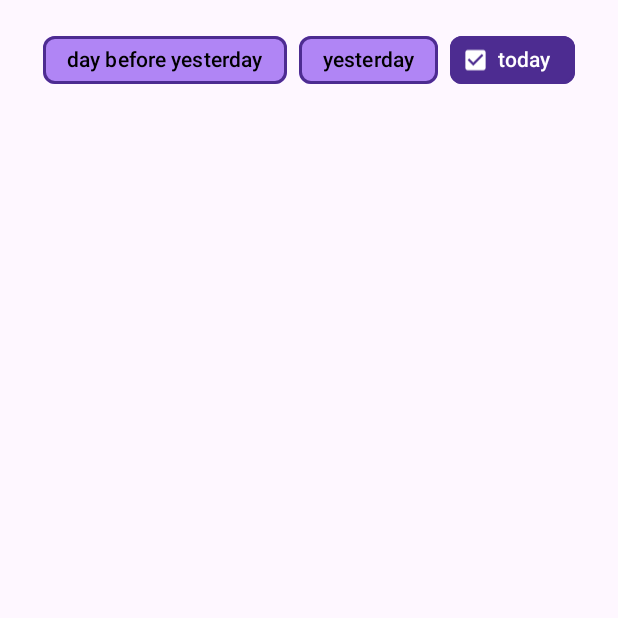
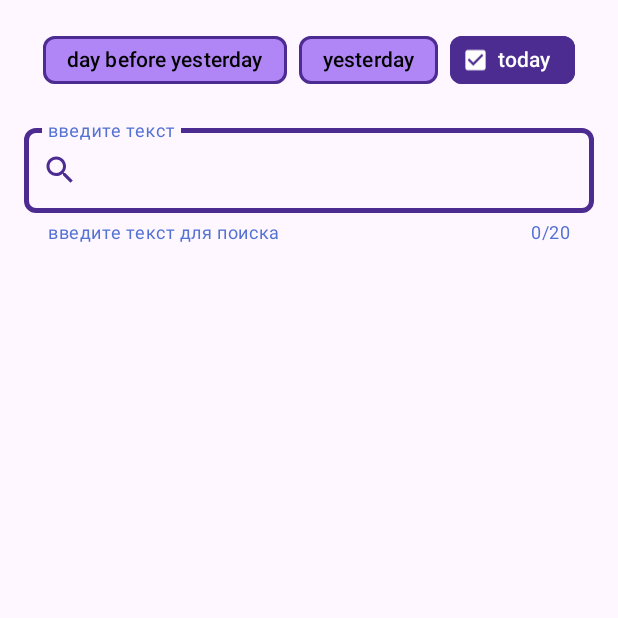
Before and after one commit to anton-tchaikovsky/NasaApp, an Android app: the screen it shows after launch (ActivityNasaApp), on a phone screen of 412 x 824 dp, the top half of it. Run offline under Robolectric (Android 15) with nearby library versions, the phone set to English and light mode, and no system bars; libraries missing offline, so code that uses them is left out: coil.api.load; pictures from the network do not load.

Commit message:
Добавил и настроил TextField для поиска.

```diff
--- a/app/src/main/java/com/example/nasaapp/utils/Const.kt
+++ b/app/src/main/java/com/example/nasaapp/utils/Const.kt
@@ -17,3 +17,4 @@ const val DAY = "Day"
 const val TODAY = "Today"
 const val YESTERDAY = "Yesterday"
 const val DAY_BEFORE_YESTERDAY = "DayBeforeYesterday"
+const val URI_YANDEX_SEARCH = "https://yandex.ru/search/?text="
--- a/app/src/main/java/com/example/nasaapp/view/ChoosingTheDayFragment.kt
+++ b/app/src/main/java/com/example/nasaapp/view/ChoosingTheDayFragment.kt
@@ -1,11 +1,16 @@
 package com.example.nasaapp.view
 
 import android.content.Context.MODE_PRIVATE
+import android.content.Intent
+import android.net.Uri
 import android.os.Bundle
+import android.text.Editable
+import android.text.TextWatcher
 import android.view.LayoutInflater
 import android.view.View
 import android.view.ViewGroup
 import androidx.fragment.app.Fragment
+import com.example.nasaapp.R
 import com.example.nasaapp.databinding.ChoosingTheDayLayoutBinding
 import com.example.nasaapp.utils.*
 
@@ -30,21 +35,65 @@ class ChoosingTheDayFragment:Fragment() {
     override fun onViewCreated(view: View, savedInstanceState: Bundle?) {
         super.onViewCreated(view, savedInstanceState)
         setOnClickListenerForChips()
+        settingSearchTextField()
         readChoosingDay().let {
             createAstronomyPicturesOfTheDayFragment(it)
             checkedChoosingDay(it)
         }
     }
 
+    // настройка поиска search_text_field
+    private fun settingSearchTextField() {
+        binding.searchTextField.apply {
+            // слушатель нажатия на иконку поиска
+            setStartIconOnClickListener {
+                binding.searchEditText.text.toString().let {
+                   if (it.length <= counterMaxLength)//проверка допустимой длинны введенного текста
+                        // запрос на открытие браузера на устройстве
+                       startActivity(
+                            Intent(
+                                Intent.ACTION_VIEW,
+                                Uri.parse("$URI_YANDEX_SEARCH${it}")
+                            )
+                        )
+                }
+            }
+            // слушатель ввода текста
+            binding.searchEditText.addTextChangedListener(object : TextWatcher {
+                override fun beforeTextChanged(
+                    s: CharSequence?,
+                    start: Int,
+                    count: Int,
+                    after: Int
+                ) {
+                }
+
+                // кастомная настройка ошибки при вводе недопустимо длинного текста
+                override fun onTextChanged(s: CharSequence?, start: Int, before: Int, count: Int) {
+                    error = if (count > counterMaxLength)
+                        getString(R.string.error_counter_input_text)
+                    else null
+                }
+
+                override fun afterTextChanged(s: Editable?) {
+                }
+            })
+        }
+    }
+
     // отображение фрагмента AstronomyPicturesOfTheDay
-    private fun createAstronomyPicturesOfTheDayFragment(day:Day){
+    private fun createAstronomyPicturesOfTheDayFragment(day: Day) {
         requireActivity().supportFragmentManager.beginTransaction()
-            .replace(binding.containerForAstronomyPictureOfTheDay.id, AstronomyPicturesOfTheDayFragment.newInstance(day), TAG_ASTRONOMY_PICTURES_OF_THE_DAY_FRAGMENT)
+            .replace(
+                binding.containerForAstronomyPictureOfTheDay.id,
+                AstronomyPicturesOfTheDayFragment.newInstance(day),
+                TAG_ASTRONOMY_PICTURES_OF_THE_DAY_FRAGMENT
+            )
             .commitAllowingStateLoss()
     }
 
     // сохранение выбранного дня в настройках
-    private fun saveChoosingDay(day: Day){
+    private fun saveChoosingDay(day: Day) {
         activity?.apply {
             getPreferences(MODE_PRIVATE).edit().putString(KEY_DAY,day.day).apply()
         }
--- /dev/null
+++ b/app/src/main/res/drawable/edit_text_cursor.xml
@@ -0,0 +1,7 @@
+<?xml version="1.0" encoding="utf-8"?>
+<shape xmlns:android="http://schemas.android.com/apk/res/android"
+    android:shape="rectangle">
+    <size android:height="2dp"
+        android:width="2dp"/>
+    <solid android:color="@color/blue"/>
+</shape>
--- /dev/null
+++ b/app/src/main/res/drawable/ic_baseline_clear_24.xml
@@ -0,0 +1,5 @@
+<vector android:height="24dp" android:tint="#000000"
+    android:viewportHeight="24" android:viewportWidth="24"
+    android:width="24dp" xmlns:android="http://schemas.android.com/apk/res/android">
+    <path android:fillColor="@android:color/white" android:pathData="M19,6.41L17.59,5 12,10.59 6.41,5 5,6.41 10.59,12 5,17.59 6.41,19 12,13.41 17.59,19 19,17.59 13.41,12z"/>
+</vector>
--- /dev/null
+++ b/app/src/main/res/drawable/ic_baseline_error_outline_24.xml
@@ -0,0 +1,5 @@
+<vector android:height="24dp" android:tint="#000000"
+    android:viewportHeight="24" android:viewportWidth="24"
+    android:width="24dp" xmlns:android="http://schemas.android.com/apk/res/android">
+    <path android:fillColor="@android:color/white" android:pathData="M11,15h2v2h-2zM11,7h2v6h-2zM11.99,2C6.47,2 2,6.48 2,12s4.47,10 9.99,10C17.52,22 22,17.52 22,12S17.52,2 11.99,2zM12,20c-4.42,0 -8,-3.58 -8,-8s3.58,-8 8,-8 8,3.58 8,8 -3.58,8 -8,8z"/>
+</vector>
--- /dev/null
+++ b/app/src/main/res/drawable/ic_baseline_search_24.xml
@@ -0,0 +1,5 @@
+<vector android:height="24dp" android:tint="#000000"
+    android:viewportHeight="24" android:viewportWidth="24"
+    android:width="24dp" xmlns:android="http://schemas.android.com/apk/res/android">
+    <path android:fillColor="@android:color/white" android:pathData="M15.5,14h-0.79l-0.28,-0.27C15.41,12.59 16,11.11 16,9.5 16,5.91 13.09,3 9.5,3S3,5.91 3,9.5 5.91,16 9.5,16c1.61,0 3.09,-0.59 4.23,-1.57l0.27,0.28v0.79l5,4.99L20.49,19l-4.99,-5zM9.5,14C7.01,14 5,11.99 5,9.5S7.01,5 9.5,5 14,7.01 14,9.5 11.99,14 9.5,14z"/>
+</vector>
--- a/app/src/main/res/layout/astronomy_picture_of_the_day_fragment.xml
+++ b/app/src/main/res/layout/astronomy_picture_of_the_day_fragment.xml
@@ -12,7 +12,7 @@
             android:layout_height="match_parent"
             android:layout_marginStart="@dimen/margin_16dp"
             android:layout_marginEnd="@dimen/margin_16dp"
-            android:layout_marginBottom="@dimen/margin_16dp">
+            android:layout_marginBottom="@dimen/margin_8dp">
 
             <include
                 android:id="@+id/loadingLayout"
--- a/app/src/main/res/layout/choosing_the_day_layout.xml
+++ b/app/src/main/res/layout/choosing_the_day_layout.xml
@@ -38,6 +38,24 @@
 
     </com.google.android.material.chip.ChipGroup>
 
+    <com.google.android.material.textfield.TextInputLayout
+        android:id="@+id/search_text_field"
+        android:layout_width="match_parent"
+        android:layout_height="wrap_content"
+        android:padding="@dimen/padding_16dp"
+        android:hint="@string/hint_input_text"
+        app:helperText="@string/helper_input_text"
+       >
+
+        <com.google.android.material.textfield.TextInputEditText
+            android:id="@+id/search_edit_text"
+            android:layout_width="match_parent"
+            android:layout_height="wrap_content"
+            style="@style/SearchEditTextStyle"
+            />
+
+    </com.google.android.material.textfield.TextInputLayout>
+
     <FrameLayout
         android:id="@+id/container_for_astronomy_picture_of_the_day"
         android:layout_width="match_parent"
--- a/app/src/main/res/layout/loading_layout.xml
+++ b/app/src/main/res/layout/loading_layout.xml
@@ -7,8 +7,8 @@
     android:layout_gravity="center"
     android:orientation="vertical">
 
-    <ProgressBar
-        style="?android:attr/progressBarStyleLarge"
+    <com.google.android.material.progressindicator.CircularProgressIndicator
+        style="@style/ProgressBarStyle"
         android:layout_width="wrap_content"
         android:layout_height="wrap_content"
         android:layout_gravity="center"
--- a/app/src/main/res/values/colors.xml
+++ b/app/src/main/res/values/colors.xml
@@ -5,4 +5,10 @@
     <color name="deep_purple">#7e57c2</color>
     <color name="deep_purple_light">#b085f5</color>
     <color name="deep_purple_dark">#4d2c91</color>
+    <color name="red">#FFD50000</color>
+    <color name="brown_dark">#321911</color>
+    <color name="blue_dark">#002171</color>
+    <color name="blue">#0d47a1</color>
+    <color name="blue_light">#5472d3</color>
+    <color name="grey">#a4a4a4</color>
 </resources>
--- a/app/src/main/res/values/dimens.xml
+++ b/app/src/main/res/values/dimens.xml
@@ -1,3 +1,5 @@
 <resources>
     <dimen name="margin_16dp">16dp</dimen>
+    <dimen name="margin_8dp">8dp</dimen>
+    <dimen name="padding_16dp">16dp</dimen>
 </resources>
--- a/app/src/main/res/values/strings.xml
+++ b/app/src/main/res/values/strings.xml
@@ -4,4 +4,7 @@
     <string name="day_before_yesterday">day before yesterday</string>
     <string name="yesterday">yesterday</string>
     <string name="today">today</string>
+    <string name="hint_input_text">введите текст</string>
+    <string name="helper_input_text">введите текст для поиска</string>
+    <string name="error_counter_input_text">недопустимая длинна текста</string>
 </resources>
--- a/app/src/main/res/values/themes.xml
+++ b/app/src/main/res/values/themes.xml
@@ -1,9 +1,12 @@
-<resources xmlns:tools="http://schemas.android.com/tools">
+<resources>
     <!-- Base application theme. -->
     <style name="Base.Theme.NasaApp" parent="Theme.Material3.DayNight.NoActionBar">
         <!-- Customize your light theme here. -->
         <!-- <item name="colorPrimary">@color/my_light_primary</item> -->
         <item name="chipStyle">@style/ChipStyle</item>
+        <item name="colorError">@color/red</item>
+        <item name="textInputStyle">@style/SearchLayoutStyle</item>
+
     </style>
 
     <style name="Theme.NasaApp" parent="Base.Theme.NasaApp" />
@@ -17,4 +20,46 @@
         <item name="checkedIcon">@drawable/checked_icon</item>
     </style>
 
+    <style name="ProgressBarStyle" parent="@style/Widget.Material3.CircularProgressIndicator.Medium">
+        <item name="indicatorColor">@color/deep_purple_dark</item>
+        <item name="indicatorSize">60dp</item>
+        <item name="trackThickness">6dp</item>
+        <item name="android:indeterminate">true</item>
+    </style>
+
+    <style name="SearchLayoutStyle" parent="Widget.Material3.TextInputLayout.OutlinedBox">
+        <item name="startIconDrawable">@drawable/ic_baseline_search_24</item>
+       <item name="endIconMode">clear_text</item>
+        <item name="endIconDrawable">@drawable/ic_baseline_clear_24</item>
+        <item name="helperTextEnabled">true</item>
+        <item name="counterEnabled">true</item>
+        <item name="errorEnabled">true</item>
+        <item name="counterMaxLength">20</item>
+        <item name="boxStrokeColor">@color/deep_purple_dark</item>
+        <item name="boxStrokeWidthFocused">3dp</item>
+        <item name="boxStrokeErrorColor">@color/red</item>
+        <item name="boxCornerRadiusTopStart">8dp</item>
+        <item name="boxCornerRadiusBottomEnd">8dp</item>
+        <item name="boxCornerRadiusTopEnd">8dp</item>
+        <item name="boxCornerRadiusBottomStart">8dp</item>
+        <item name="android:focusable">false</item>
+        <item name="startIconTint">@color/deep_purple_dark</item>
+        <item name="startIconCheckable">true</item>
+        <item name="hintTextColor">@color/blue_light</item>
+        <item name="endIconTint">@color/deep_purple_dark</item>
+        <item name="helperTextTextColor">@color/blue_light</item>
+        <item name="counterTextColor">@color/blue_light</item>
+        <item name="errorTextColor">@color/red</item>
+        <item name="errorIconDrawable">@drawable/ic_baseline_error_outline_24</item>
+        <item name="errorIconTint">@color/red</item>
+
+    </style>
+
+    <style name="SearchEditTextStyle" parent="Widget.Material3.TextInputEditText.OutlinedBox">
+        <item name="android:textColor">@color/blue</item>
+        <item name="android:textCursorDrawable">@drawable/edit_text_cursor</item>
+        <item name="android:textColorHighlight">@color/grey</item>
+    </style>
+
+
 </resources>
```
